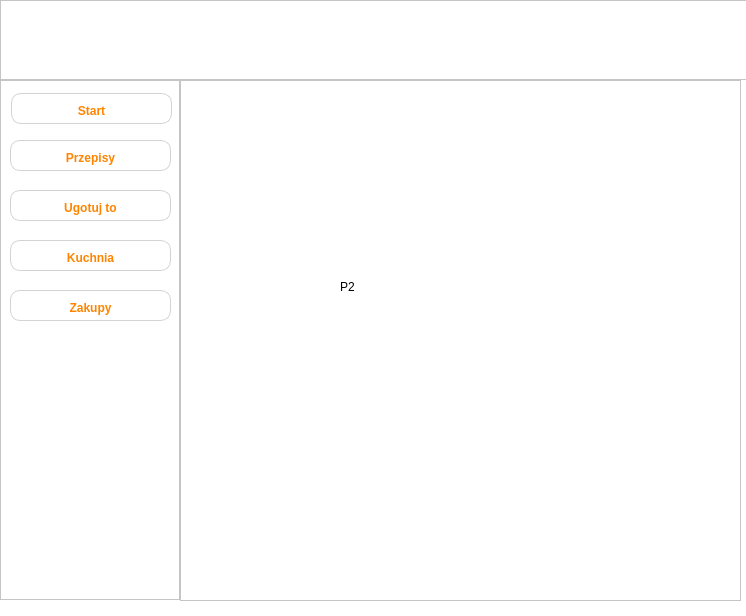
This is FeedMe/mainwindow.ui in xzqvac/FeedMe as Qt 5 draws it before an edit. The edited form follows.
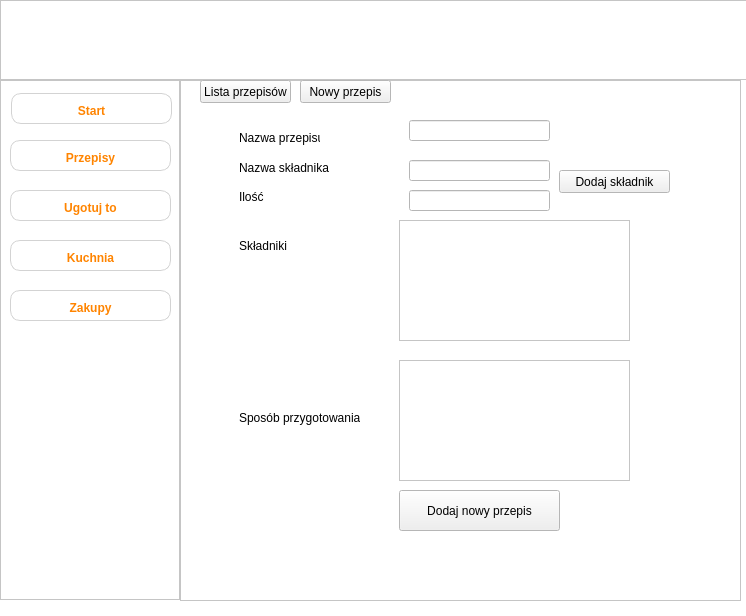
This is the edited form. The open tabs and pages were chosen to show the change. Icons and pictures are not drawn.

```diff
--- a/FeedMe/mainwindow.ui
+++ b/FeedMe/mainwindow.ui
@@ -377,17 +377,284 @@
       </widget>
      </widget>
      <widget class="QWidget" name="Recipies">
-      <widget class="QLabel" name="label_2">
+      <widget class="QStackedWidget" name="stackedWidget_2">
        <property name="geometry">
         <rect>
-         <x>160</x>
-         <y>200</y>
-         <width>47</width>
-         <height>13</height>
+         <x>19</x>
+         <y>10</y>
+         <width>541</width>
+         <height>471</height>
         </rect>
        </property>
+       <property name="currentIndex">
+        <number>0</number>
+       </property>
+       <widget class="QWidget" name="page">
+        <widget class="QPushButton" name="add_recipe">
+         <property name="geometry">
+          <rect>
+           <x>200</x>
+           <y>400</y>
+           <width>161</width>
+           <height>41</height>
+          </rect>
+         </property>
+         <property name="text">
+          <string>Dodaj nowy przepis</string>
+         </property>
+        </widget>
+        <widget class="QLineEdit" name="recipe_name">
+         <property name="geometry">
+          <rect>
+           <x>210</x>
+           <y>30</y>
+           <width>141</width>
+           <height>21</height>
+          </rect>
+         </property>
+         <property name="text">
+          <string/>
+         </property>
+        </widget>
+        <widget class="QLabel" name="label_2">
+         <property name="geometry">
+          <rect>
+           <x>40</x>
+           <y>40</y>
+           <width>81</width>
+           <height>16</height>
+          </rect>
+         </property>
+         <property name="text">
+          <string>Nazwa przepisu</string>
+         </property>
+        </widget>
+        <widget class="QLabel" name="label_4">
+         <property name="geometry">
+          <rect>
+           <x>40</x>
+           <y>140</y>
+           <width>61</width>
+           <height>31</height>
+          </rect>
+         </property>
+         <property name="text">
+          <string>Składniki</string>
+         </property>
+        </widget>
+        <widget class="QTableView" name="ingredients_list">
+         <property name="geometry">
+          <rect>
+           <x>200</x>
+           <y>130</y>
+           <width>231</width>
+           <height>121</height>
+          </rect>
+         </property>
+        </widget>
+        <widget class="QLineEdit" name="Amount">
+         <property name="geometry">
+          <rect>
+           <x>210</x>
+           <y>100</y>
+           <width>141</width>
+           <height>21</height>
+          </rect>
+         </property>
+         <property name="text">
+          <string/>
+         </property>
+        </widget>
+        <widget class="QLabel" name="label_5">
+         <property name="geometry">
+          <rect>
+           <x>40</x>
+           <y>100</y>
+           <width>47</width>
+           <height>13</height>
+          </rect>
+         </property>
+         <property name="text">
+          <string>Ilość</string>
+         </property>
+        </widget>
+        <widget class="QPushButton" name="add_ingredient">
+         <property name="geometry">
+          <rect>
+           <x>360</x>
+           <y>80</y>
+           <width>111</width>
+           <height>23</height>
+          </rect>
+         </property>
+         <property name="text">
+          <string>Dodaj składnik</string>
+         </property>
+        </widget>
+        <widget class="QLineEdit" name="Ingredient_name">
+         <property name="geometry">
+          <rect>
+           <x>210</x>
+           <y>70</y>
+           <width>141</width>
+           <height>21</height>
+          </rect>
+         </property>
+         <property name="text">
+          <string/>
+         </property>
+        </widget>
+        <widget class="QLabel" name="label_6">
+         <property name="geometry">
+          <rect>
+           <x>40</x>
+           <y>70</y>
+           <width>91</width>
+           <height>16</height>
+          </rect>
+         </property>
+         <property name="text">
+          <string>Nazwa składnika</string>
+         </property>
+        </widget>
+        <widget class="QTextEdit" name="Recipe_steps">
+         <property name="geometry">
+          <rect>
+           <x>200</x>
+           <y>270</y>
+           <width>231</width>
+           <height>121</height>
+          </rect>
+         </property>
+        </widget>
+        <widget class="QLabel" name="label_7">
+         <property name="geometry">
+          <rect>
+           <x>40</x>
+           <y>320</y>
+           <width>121</width>
+           <height>16</height>
+          </rect>
+         </property>
+         <property name="text">
+          <string>Sposób przygotowania</string>
+         </property>
+        </widget>
+       </widget>
+       <widget class="QWidget" name="page_2">
+        <widget class="QTableView" name="tableView_3">
+         <property name="geometry">
+          <rect>
+           <x>80</x>
+           <y>70</y>
+           <width>409</width>
+           <height>330</height>
+          </rect>
+         </property>
+         <property name="defaultDropAction">
+          <enum>Qt::CopyAction</enum>
+         </property>
+        </widget>
+        <widget class="QWidget" name="layoutWidget">
+         <property name="geometry">
+          <rect>
+           <x>80</x>
+           <y>360</y>
+           <width>411</width>
+           <height>41</height>
+          </rect>
+         </property>
+         <layout class="QHBoxLayout" name="horizontalLayout_5">
+          <item>
+           <widget class="QPushButton" name="btn_previous_page_2">
+            <property name="text">
+             <string>Poprzednia</string>
+            </property>
+           </widget>
+          </item>
+          <item>
+           <widget class="QLabel" name="lblCount_2">
+            <property name="text">
+             <string>Count</string>
+            </property>
+           </widget>
+          </item>
+          <item>
+           <widget class="QPushButton" name="btn_next_page_2">
+            <property name="text">
+             <string>Następna</string>
+            </property>
+           </widget>
+          </item>
+         </layout>
+        </widget>
+        <widget class="QLineEdit" name="lineEdit_2">
+         <property name="geometry">
+          <rect>
+           <x>80</x>
+           <y>70</y>
+           <width>291</width>
+           <height>20</height>
+          </rect>
+         </property>
+        </widget>
+        <widget class="QPushButton" name="btn_search_recipe">
+         <property name="geometry">
+          <rect>
+           <x>376</x>
+           <y>70</y>
+           <width>111</width>
+           <height>20</height>
+          </rect>
+         </property>
+         <property name="styleSheet">
+          <string notr="true">QPushButton {
+	background-color: rgb(255,255,255);
+	border-style: solid;
+	border-color: grey;
+	border-width: 1px;
+	padding-top: 5px;
+	color: rgb(0, 0, 0);
+	border-radius: 10px;
+}
+QPushButton:hover {
+	background-color: rgb(255, 170, 0)
+}
+	
+	
+
+</string>
+         </property>
+         <property name="text">
+          <string>Wyszukaj przepis</string>
+         </property>
+        </widget>
+       </widget>
+      </widget>
+      <widget class="QPushButton" name="recipses_list">
+       <property name="geometry">
+        <rect>
+         <x>20</x>
+         <y>0</y>
+         <width>91</width>
+         <height>23</height>
+        </rect>
+       </property>
        <property name="text">
-        <string>P2</string>
+        <string>Lista przepisów</string>
+       </property>
+      </widget>
+      <widget class="QPushButton" name="display_add_recipe">
+       <property name="geometry">
+        <rect>
+         <x>120</x>
+         <y>0</y>
+         <width>91</width>
+         <height>23</height>
+        </rect>
+       </property>
+       <property name="text">
+        <string>Nowy przepis</string>
        </property>
       </widget>
      </widget>
```
Left out of the diff: 2 changed lines with no effect on the pictures.
